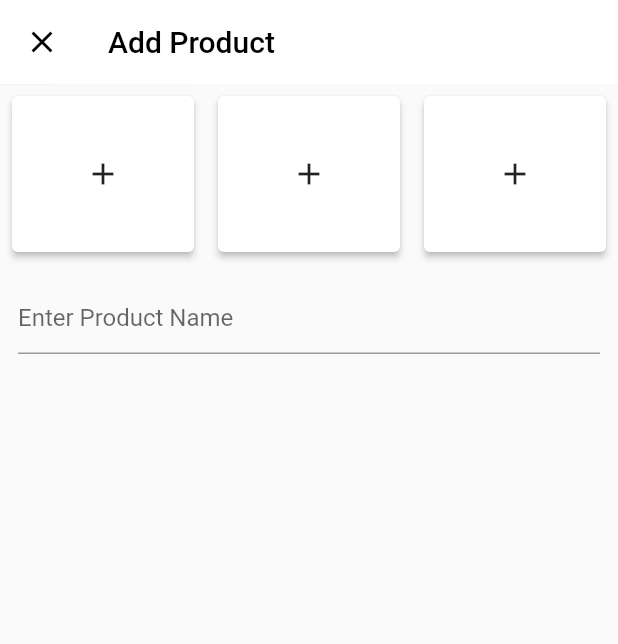
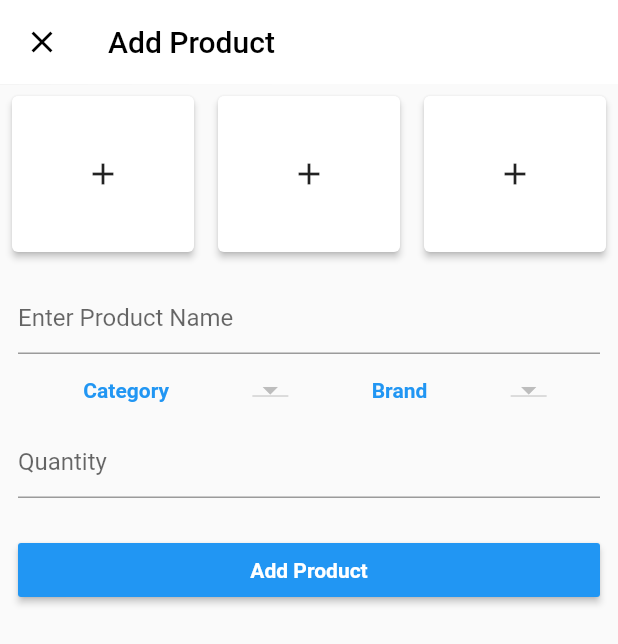
Before and after one commit to Ahmedgadein/OrderX-Admin, a Flutter app: the AddProductScreen screen opened directly, on a phone screen of 412 x 824 dp. Shown: the top 644 px of the screen. Run offline on Flutter 3.47's test engine with Material 2 defaults, Android fonts, the phone set to English and light mode, and no system bars; our stand-ins replace cloud_firestore, fluttertoast; accounts and stored records are empty.

Commit message:
Add product category and brand

```diff
--- a/lib/screens/add_product.dart
+++ b/lib/screens/add_product.dart
@@ -13,7 +13,8 @@ class _AddProductScreenState extends State<AddProductScreen> {
   CategoryService _categoryService = new CategoryService();
   BrandService _brandService = new BrandService();
 
-  List<DropdownMenuItem<String>> categoriesDropDown = <DropdownMenuItem<String>>[];
+  List<DropdownMenuItem<String>> categoriesDropDown =
+      <DropdownMenuItem<String>>[];
   List<DropdownMenuItem<String>> brandsDropDown = <DropdownMenuItem<String>>[];
 
   List<DocumentSnapshot> categories = <DocumentSnapshot>[];
@@ -24,6 +25,7 @@ class _AddProductScreenState extends State<AddProductScreen> {
 
   GlobalKey _key = new GlobalKey();
   TextEditingController _product_controller = TextEditingController();
+  TextEditingController _quantity_controller = TextEditingController();
 
   Color white = Colors.white;
   Color grey = Colors.grey;
@@ -36,13 +38,9 @@ class _AddProductScreenState extends State<AddProductScreen> {
     print("brands Drop Down: ${brandsDropDown.length}");
   }
 
-  void setUI(){
+  void setUI() {
     _getCategories();
     _getBrands();
-
-    categoriesDropDown = getCategoriesDropDown();
-    brandsDropDown = getBrandsDropDown();
-
   }
 
   @override
@@ -53,9 +51,17 @@ class _AddProductScreenState extends State<AddProductScreen> {
         backgroundColor: white,
         elevation: 0.1,
         leading: InkWell(
-          onTap: (){Navigator.pop(context);},
-            child: Icon(Icons.close, color: black,)),
-        title: Text("Add Product", style: TextStyle(color: black),),
+            onTap: () {
+              Navigator.pop(context);
+            },
+            child: Icon(
+              Icons.close,
+              color: black,
+            )),
+        title: Text(
+          "Add Product",
+          style: TextStyle(color: black),
+        ),
       ),
 
       // ======= Body ======== //
@@ -70,7 +76,7 @@ class _AddProductScreenState extends State<AddProductScreen> {
                   child: Padding(
                     padding: const EdgeInsets.all(4.0),
                     child: InkWell(
-                      onTap: (){},
+                      onTap: () {},
                       child: Card(
                         elevation: 2,
                         child: Padding(
@@ -85,7 +91,7 @@ class _AddProductScreenState extends State<AddProductScreen> {
                   child: Padding(
                     padding: const EdgeInsets.all(4.0),
                     child: InkWell(
-                      onTap: (){},
+                      onTap: () {},
                       child: Card(
                         elevation: 2,
                         child: Padding(
@@ -100,7 +106,7 @@ class _AddProductScreenState extends State<AddProductScreen> {
                   child: Padding(
                     padding: const EdgeInsets.all(4.0),
                     child: InkWell(
-                      onTap: (){},
+                      onTap: () {},
                       child: Card(
                         elevation: 2,
                         child: Padding(
@@ -119,18 +125,78 @@ class _AddProductScreenState extends State<AddProductScreen> {
               padding: const EdgeInsets.all(12.0),
               child: TextFormField(
                 controller: _product_controller,
-                decoration: InputDecoration(
-                  hintText: "Enter Product Name"
-                ),
-                validator: (value){
-                  if (value.isEmpty){
+                decoration: InputDecoration(hintText: "Enter Product Name"),
+                validator: (value) {
+                  if (value.isEmpty) {
                     return "Name Cannot be empty";
-                  }else if (value.length > 10){
+                  } else if (value.length > 10) {
                     return "Name Cannot be more than 10 characters";
                   }
                 },
               ),
             ),
+
+            Row(
+              mainAxisAlignment: MainAxisAlignment.spaceEvenly,
+              children: <Widget>[
+                Padding(
+                  padding: const EdgeInsets.only(left: 8.0, right: 8.0),
+                  child: Text(
+                    "Category",
+                    style: TextStyle(
+                        color: Colors.blue,
+                        fontSize: 14,
+                        fontWeight: FontWeight.bold),
+                  ),
+                ),
+                DropdownButton(
+                  items: categoriesDropDown,
+                  value: _currentCategory,
+                  onChanged: onCategoryChanged,
+                ),
+                Padding(
+                  padding: const EdgeInsets.only(left: 8.0, right: 8.0),
+                  child: Text(
+                    "Brand",
+                    style: TextStyle(
+                        color: Colors.blue,
+                        fontSize: 14,
+                        fontWeight: FontWeight.bold),
+                  ),
+                ),
+                DropdownButton(
+                  items: brandsDropDown,
+                  value: _currentBrand,
+                  onChanged: onBrandChanged,
+                )
+              ],
+            ),
+
+            Padding(
+              padding: const EdgeInsets.all(12.0),
+              child: TextFormField(
+                controller: _quantity_controller,
+                keyboardType: TextInputType.number,
+                decoration: InputDecoration(
+                  hintText: "Quantity",
+                ),
+              ),
+            ),
+
+            Padding(
+              padding: const EdgeInsets.all(12.0),
+              child: Row(
+                children: <Widget>[
+                  Expanded(
+                    child: MaterialButton(
+                      onPressed: () {},
+                      color: Colors.blue,
+                      child: Text("Add Product", style: TextStyle(color: Colors.white, fontWeight: FontWeight.bold),),
+                    ),
+                  ),
+                ],
+              ),
+            )
           ],
         ),
       ),
@@ -141,6 +207,8 @@ class _AddProductScreenState extends State<AddProductScreen> {
     List<DocumentSnapshot> items = await _categoryService.getCategories();
     setState(() {
       categories = items;
+      categoriesDropDown = getCategoriesDropDown();
+      _currentCategory = categories[0].data["category_name"];
     });
     print("Brands: ${categories[0]["category_name"]}");
   }
@@ -149,14 +217,19 @@ class _AddProductScreenState extends State<AddProductScreen> {
     List<DocumentSnapshot> items = await _brandService.getBrands();
     setState(() {
       brands = items;
+      brandsDropDown = getBrandsDropDown();
+      _currentBrand = brands[0].data["brand_name"];
     });
     print("Brands: ${brands[0]["brand_name"]}");
   }
 
   List<DropdownMenuItem<String>> getCategoriesDropDown() {
     List<DropdownMenuItem<String>> items = new List();
-    for(DocumentSnapshot category in categories){
-      items.add(DropdownMenuItem(child: Text(category["category_name"]), value: category["category_name"],));
+    for (DocumentSnapshot category in categories) {
+      items.add(DropdownMenuItem(
+        child: Text(category.data["category_name"]),
+        value: category.data["category_name"],
+      ));
     }
 
     return items;
@@ -164,10 +237,25 @@ class _AddProductScreenState extends State<AddProductScreen> {
 
   List<DropdownMenuItem<String>> getBrandsDropDown() {
     List<DropdownMenuItem<String>> items = new List();
-    for(DocumentSnapshot brand in brands){
-      items.add(DropdownMenuItem(child: Text(brand["brand_name"]), value: brand["brand_name"],));
+    for (DocumentSnapshot brand in brands) {
+      items.add(DropdownMenuItem(
+        child: Text(brand.data["brand_name"]),
+        value: brand.data["brand_name"],
+      ));
     }
 
     return items;
   }
+
+  void onCategoryChanged(String value) {
+    setState(() {
+      _currentCategory = value;
+    });
+  }
+
+  void onBrandChanged(String value) {
+    setState(() {
+      _currentBrand = value;
+    });
+  }
 }
```
